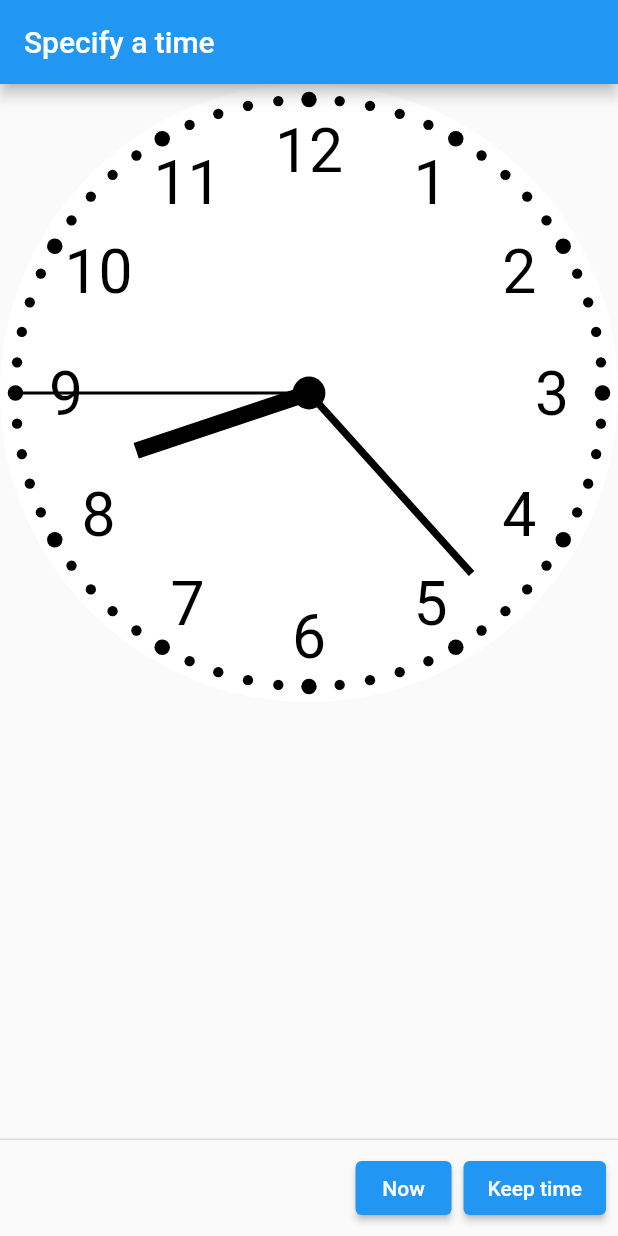
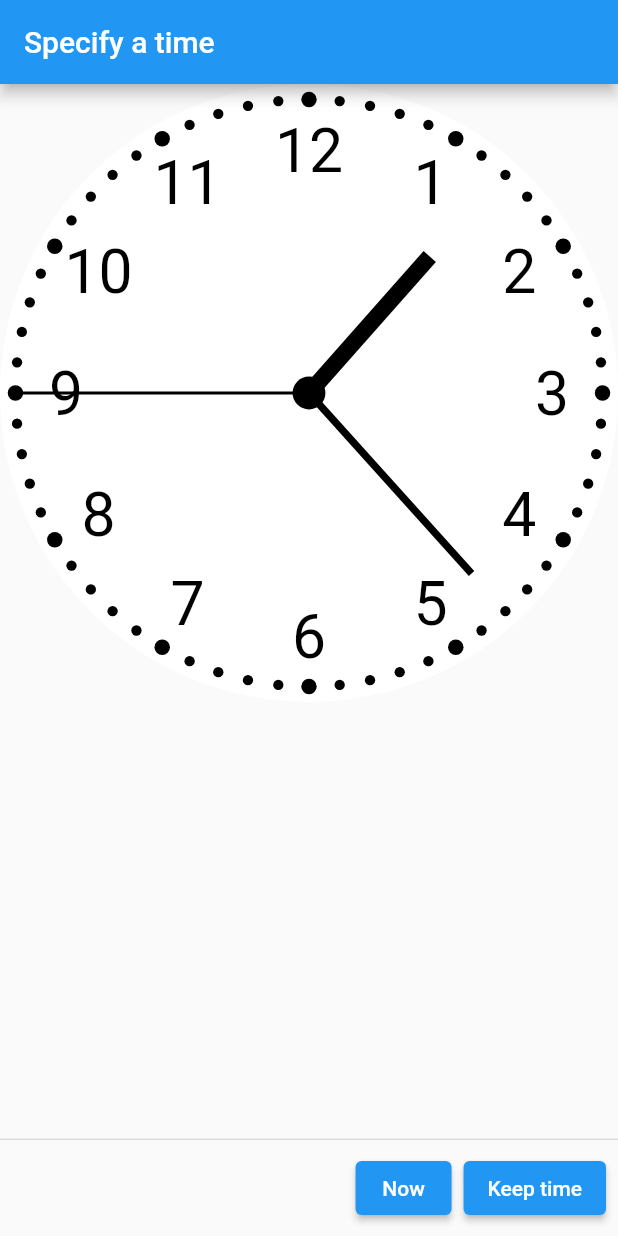
Before and after one commit to conghaonet/flutter_analog_clock, a Flutter app: the ExampleSpecifyTime screen opened directly, on a phone screen of 412 x 824 dp. Run offline on Flutter 3.47's test engine with Material 2 defaults, Android fonts, the phone set to English and light mode, and no system bars.

```diff
--- a/example/lib/example_specify_time.dart
+++ b/example/lib/example_specify_time.dart
@@ -22,7 +22,7 @@ class _ExampleSpecifyTimeState extends State<ExampleSpecifyTime> {
       ),
       body: AnalogClock(
         key: _analogClockKey,
-        dateTime: DateTime(2022, 10, 24, 8, 23, 45),
+        dateTime: DateTime(2022, 10, 24, 1, 23, 45),
         isKeepTime: false,
       ),
       persistentFooterButtons: [
```
